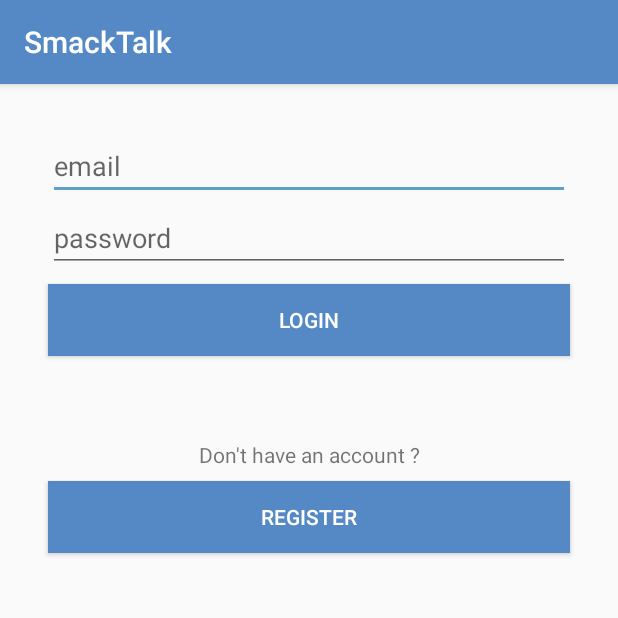
After one commit to aungkothet/SmackTalk, an Android app: the LoginActivity screen opened directly, with no data from a screen before it, on a phone screen of 412 x 824 dp, the top half of it. The commit adds this screen. Run offline under Robolectric (Android 15) with nearby library versions, the phone set to English and light mode, and no system bars.

Commit message:
Login Design Created. Navigated to LoginActivity.

```diff
--- a/app/src/main/AndroidManifest.xml
+++ b/app/src/main/AndroidManifest.xml
@@ -8,6 +8,8 @@
             android:label="@string/app_name"
             android:supportsRtl="true"
             android:theme="@style/AppTheme">
+        <activity android:name=".LoginActivity">
+        </activity>
         <activity
                 android:name=".MainActivity"
                 android:label="@string/app_name"
--- /dev/null
+++ b/app/src/main/java/io/github/aungkothet/smacktalk/LoginActivity.kt
@@ -0,0 +1,22 @@
+package io.github.aungkothet.smacktalk
+
+import android.support.v7.app.AppCompatActivity
+import android.os.Bundle
+import android.view.View
+
+class LoginActivity : AppCompatActivity() {
+
+    override fun onCreate(savedInstanceState: Bundle?) {
+        super.onCreate(savedInstanceState)
+        setContentView(R.layout.activity_login)
+    }
+
+    fun loginRegisterButtonClicked(view: View){
+
+
+    }
+
+    fun loginLoginButtonClicked(view: View){
+
+    }
+}
--- /dev/null
+++ b/app/src/main/res/layout/activity_login.xml
@@ -0,0 +1,56 @@
+<?xml version="1.0" encoding="utf-8"?>
+<android.support.constraint.ConstraintLayout
+        xmlns:android="http://schemas.android.com/apk/res/android"
+        xmlns:tools="http://schemas.android.com/tools"
+        xmlns:app="http://schemas.android.com/apk/res-auto"
+        android:layout_width="match_parent"
+        android:layout_height="match_parent"
+        tools:context=".LoginActivity">
+
+    <EditText
+            android:layout_width="0dp"
+            android:layout_height="wrap_content"
+            android:inputType="textWebEmailAddress|textPersonName"
+            android:ems="10"
+            android:id="@+id/loginEmailText" android:layout_marginStart="32dp"
+            app:layout_constraintStart_toStartOf="parent"
+            app:layout_constraintEnd_toEndOf="parent" android:layout_marginTop="32dp"
+            app:layout_constraintTop_toTopOf="parent" android:layout_marginEnd="32dp"
+            android:hint="@string/email" android:autofillHints="Email "/>
+    <EditText
+            android:layout_width="0dp"
+            android:layout_height="40dp"
+            android:inputType="textPassword"
+            android:ems="10"
+            android:id="@+id/loginPasswordText"
+            app:layout_constraintStart_toStartOf="parent" android:layout_marginStart="32dp"
+            app:layout_constraintEnd_toEndOf="parent" android:layout_marginEnd="32dp" android:layout_marginTop="8dp"
+            app:layout_constraintTop_toBottomOf="@+id/loginEmailText" android:hint="@string/password"/>
+    <Button
+            android:text="@string/login"
+            android:layout_width="0dp"
+            android:layout_height="wrap_content"
+            android:id="@+id/loginLoginButton" app:layout_constraintEnd_toEndOf="parent" android:layout_marginEnd="32dp"
+            app:layout_constraintStart_toStartOf="parent" android:layout_marginStart="32dp"
+            android:layout_marginTop="8dp" app:layout_constraintTop_toBottomOf="@+id/loginPasswordText"
+            android:background="@color/colorPrimary" android:textColor="@android:color/white"
+            android:onClick="loginLoginButtonClicked"/>
+    <TextView
+            android:text="@string/don_t_have_an_account"
+            android:layout_width="0dp"
+            android:layout_height="wrap_content"
+            android:id="@+id/textView" android:layout_marginTop="56dp"
+            app:layout_constraintTop_toBottomOf="@+id/loginLoginButton" app:layout_constraintEnd_toEndOf="parent"
+            android:layout_marginEnd="8dp" app:layout_constraintStart_toStartOf="parent"
+            android:layout_marginStart="8dp" android:textAlignment="center"/>
+    <Button
+            android:text="@string/register"
+            android:layout_width="0dp"
+            android:layout_height="wrap_content"
+            android:id="@+id/loginRegisterButton" app:layout_constraintEnd_toEndOf="parent"
+            android:layout_marginEnd="32dp"
+            app:layout_constraintStart_toStartOf="parent" android:layout_marginStart="32dp"
+            android:layout_marginTop="8dp" app:layout_constraintTop_toBottomOf="@+id/textView"
+            android:background="@color/colorPrimary" android:textColor="@android:color/white"
+            android:onClick="loginRegisterButtonClicked"/>
+</android.support.constraint.ConstraintLayout>
--- a/app/src/main/res/values/strings.xml
+++ b/app/src/main/res/values/strings.xml
@@ -13,4 +13,12 @@
     <string name="menu_tools">Tools</string>
     <string name="menu_share">Share</string>
     <string name="menu_send">Send</string>
+    <string name="email">email</string>
+    <string name="password">password</string>
+    <string name="login">Login</string>
+    <string name="don_t_have_an_account">Don\'t have an account ?</string>
+    <string name="register">Register</string>
+    <string name="please_log_in">Please Log in</string>
+    <string name="message">Message :</string>
+    <string name="message_send_button">Message send button</string>
 </resources>
```
Also changed, not shown: app/src/main/java/io/github/aungkothet/smacktalk/MainActivity.kt (+10 -0 lines), app/src/main/res/layout/content_main.xml (+27 -4 lines), app/src/main/res/layout/nav_header_main.xml (+7 -5 lines).
